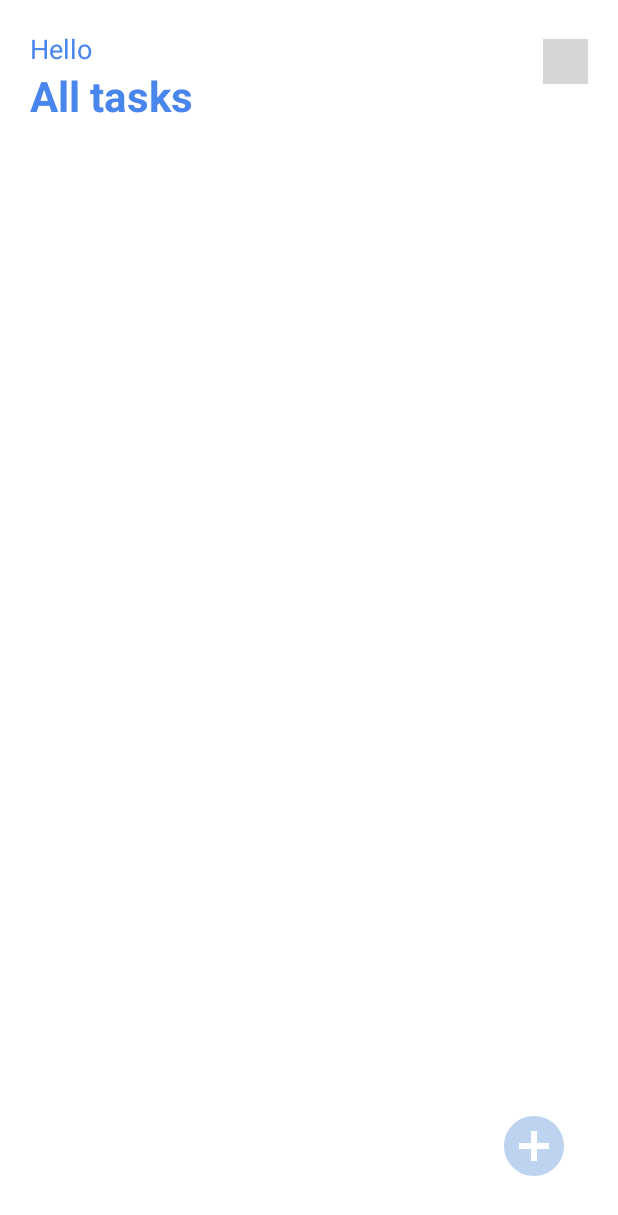
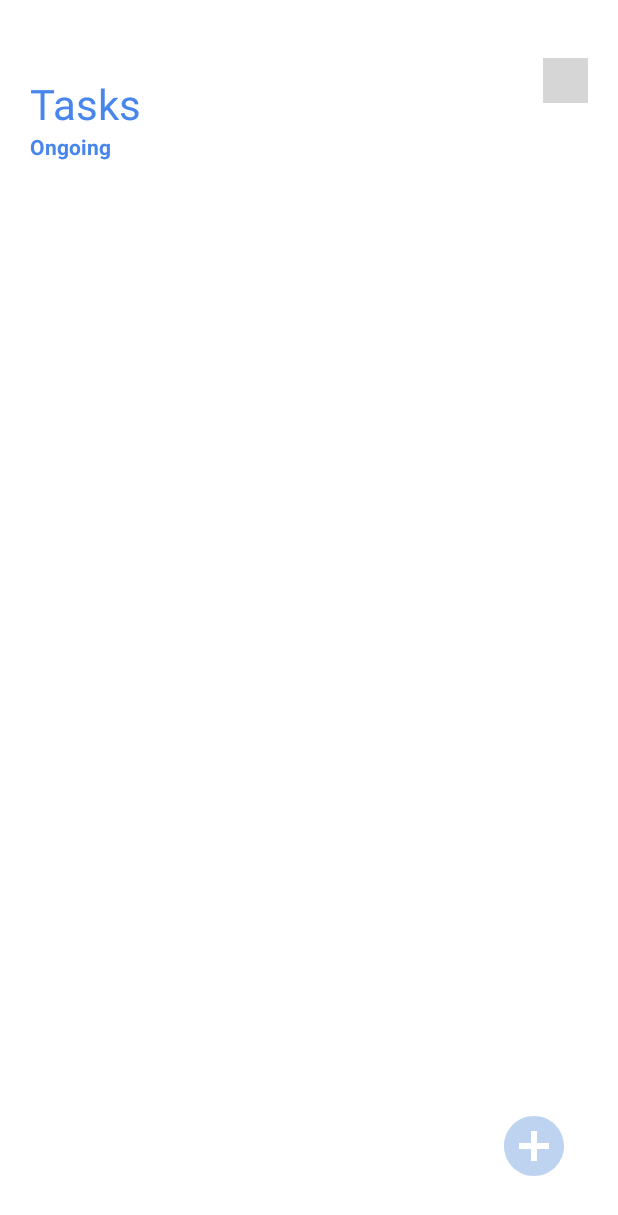
Before and after one commit to myqpalzm/UAS-Mobile-Bentask, an Android app: the layout activity_main.xml on its own in the app's theme, with its tools: preview values and no code run, on a phone screen of 412 x 824 dp. Shown: the top 1215 px of the screen. Run offline under Robolectric (Android 15) with nearby library versions, the phone set to English and light mode, and no system bars; grey boxes are pictures that could not be loaded.

Commit message:
ganti tampilan activity_main

```diff
--- a/app/src/main/res/layout/activity_main.xml
+++ b/app/src/main/res/layout/activity_main.xml
@@ -17,24 +17,25 @@
         <LinearLayout
             android:layout_width="match_parent"
             android:layout_height="wrap_content"
-            android:orientation="vertical">
+            android:orientation="vertical"
+            android:layout_marginTop="30dp">
 
             <TextView
                 android:layout_width="wrap_content"
                 android:layout_height="wrap_content"
-                android:text="Hello"
+                android:text="Tasks"
                 android:layout_marginTop="20dp"
                 android:textColor="@color/colorAccent"
-                android:textSize="18sp"/>
+                android:textSize="28sp"/>
 
             <TextView
                 android:layout_width="wrap_content"
                 android:layout_height="wrap_content"
-                android:text="All tasks"
+                android:text="Ongoing"
                 fontPath="fonts/nunito_extra_bold.ttf"
                 android:textStyle="bold"
                 android:textColor="@color/colorAccent"
-                android:textSize="28sp"
+                android:textSize="14sp"
                 tools:ignore="MissingPrefix" />
 
         </LinearLayout>
```
